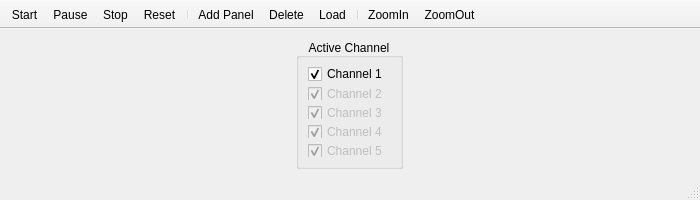
Old version of the form Task1/startstop.ui in the repository Ahmad-Abdalmageed/DSP_tasks-.
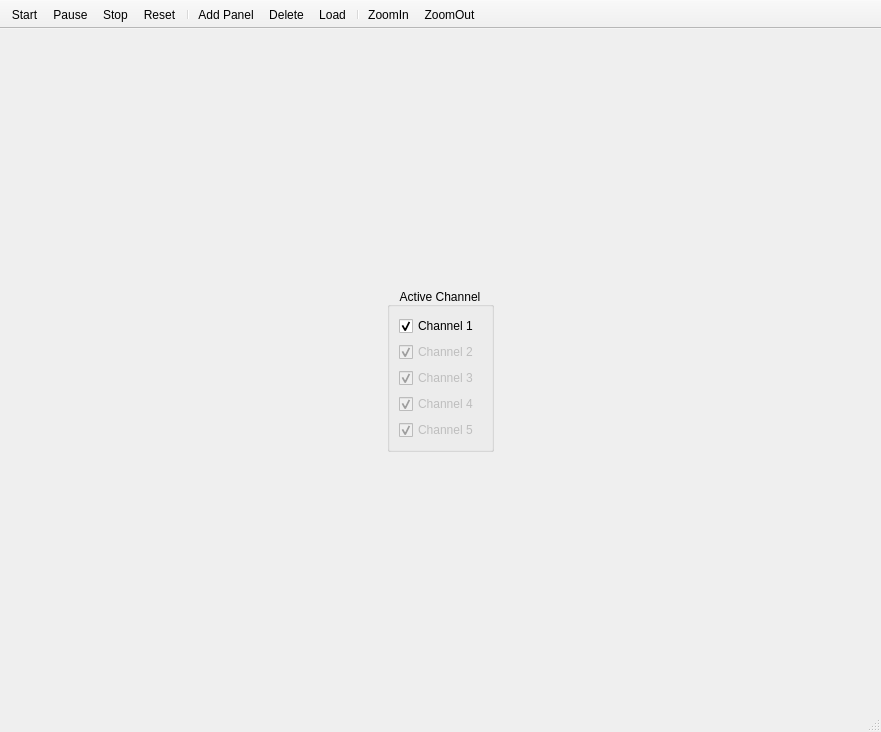
New version of the form.

Patch:
```diff
--- a/Task1/startstop.ui
+++ b/Task1/startstop.ui
@@ -6,14 +6,14 @@
    <rect>
     <x>0</x>
     <y>0</y>
-    <width>700</width>
-    <height>200</height>
+    <width>881</width>
+    <height>732</height>
    </rect>
   </property>
   <property name="minimumSize">
    <size>
     <width>700</width>
-    <height>200</height>
+    <height>400</height>
    </size>
   </property>
   <property name="windowTitle">
```
Left out of the diff: 2 changed lines with no effect on the pictures.
